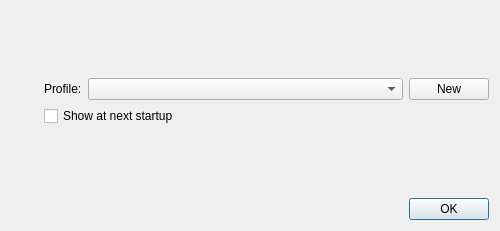
Before: the Qt Designer form gns3/ui/profile_select_dialog.ui in GNS3/gns3-gui, drawn with Qt 5.
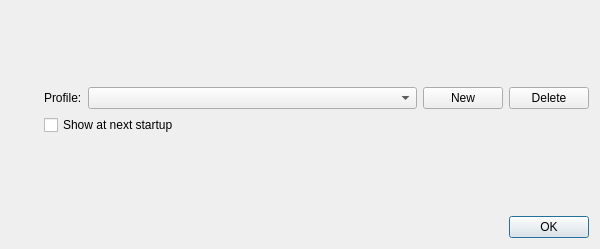
After: the same form once the commit is applied. Icons and pictures are not drawn.

Commit message:
Allow to delete a profile from the profile select dialog
Fix #1961

Diff of the .ui file:
```diff
--- a/gns3/ui/profile_select_dialog.ui
+++ b/gns3/ui/profile_select_dialog.ui
@@ -9,13 +9,13 @@
    <rect>
     <x>0</x>
     <y>0</y>
-    <width>500</width>
-    <height>231</height>
+    <width>600</width>
+    <height>249</height>
    </rect>
   </property>
   <property name="maximumSize">
    <size>
-    <width>500</width>
+    <width>600</width>
     <height>500</height>
    </size>
   </property>
@@ -92,6 +92,13 @@
            </property>
           </widget>
          </item>
+         <item>
+          <widget class="QPushButton" name="uiDeletePushButton">
+           <property name="text">
+            <string>Delete</string>
+           </property>
+          </widget>
+         </item>
         </layout>
        </item>
        <item>
```
The commit also changes 3 other files.
